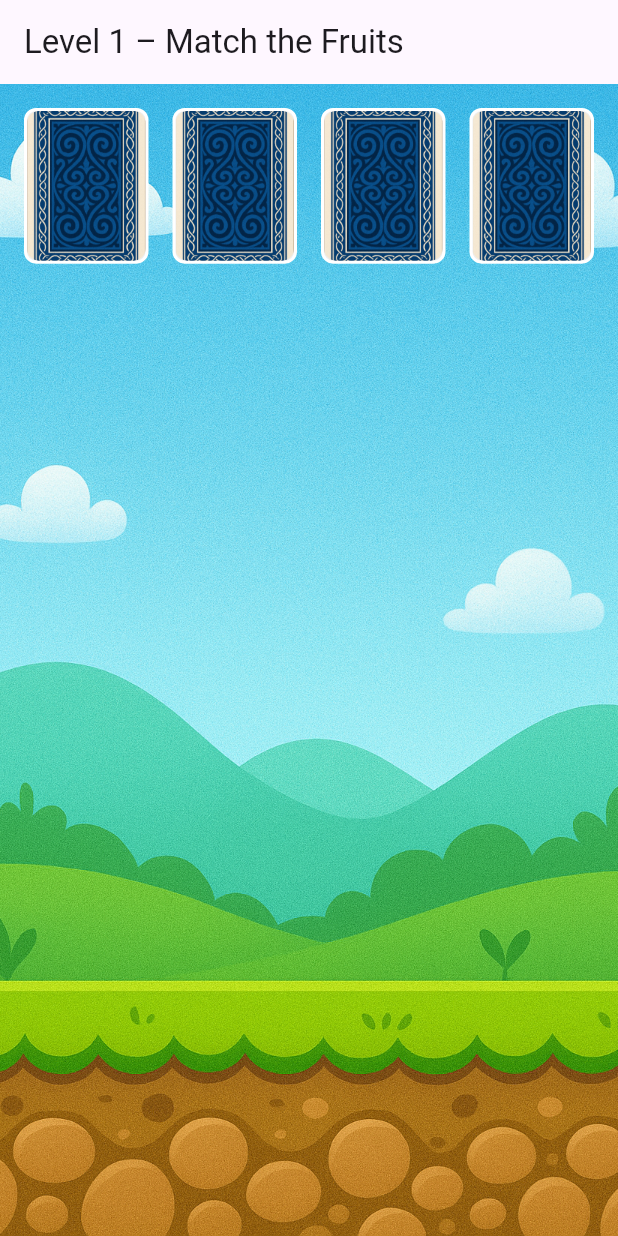
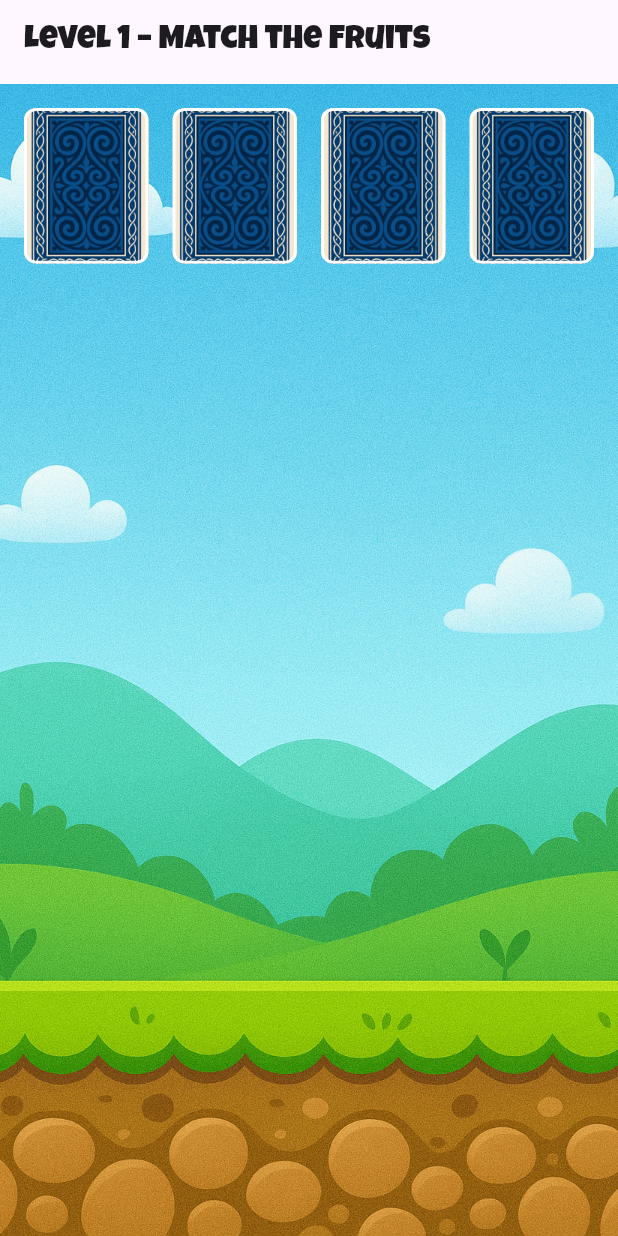
Before and after one commit to cyclone-pk/challenge_3, a Flutter app: the screen it shows after launch, after a tap on "Start Level 1", on a phone screen of 412 x 824 dp. Run offline on Flutter 3.47's test engine with Material 3 defaults, Android fonts, the phone set to English and light mode, and no system bars.

Commit message:
Flip-Card-Game

```diff
--- a/challenge_3-main/lib/main.dart
+++ b/challenge_3-main/lib/main.dart
@@ -1,20 +1,23 @@
-import 'package:challenge3/ui/home_screen.dart';
 import 'package:flutter/material.dart';
+import 'ui/home_screen.dart';
 
 void main() {
-  runApp(const FlipCardGame());
+  runApp(const MyApp());
 }
 
-class FlipCardGame extends StatelessWidget {
-  const FlipCardGame({super.key});
-
+class MyApp extends StatelessWidget {
+  const MyApp({super.key});
   @override
   Widget build(BuildContext context) {
     return MaterialApp(
-      title: 'Flip Card Memory Game',
-      theme: ThemeData(primarySwatch: Colors.blue),
-      home: HomeScreen(),
-      debugShowCheckedModeBanner: false,
+      title: 'Flip Cards Memory Game',
+      theme: ThemeData(
+        // <-- Use LuckiestGuy everywhere
+        fontFamily: 'LuckiestGuy',
+        // You can also customize textTheme if needed:
+        // textTheme: Theme.of(context).textTheme.apply(fontFamily: 'LuckiestGuy'),
+      ),
+      home: const HomeScreen(),
     );
   }
 }
--- a/challenge_3-main/lib/ui/game_play_screen.dart
+++ b/challenge_3-main/lib/ui/game_play_screen.dart
@@ -6,7 +6,6 @@ import 'package:flutter/material.dart';
 import '../config/card_images.dart';
 
 class GameScreen extends StatefulWidget {
-  /// Starting level (1, 2 or 3)
   final int startingLevel;
   const GameScreen({super.key, this.startingLevel = 1});
 
@@ -15,18 +14,15 @@ class GameScreen extends StatefulWidget {
 }
 
 class _GameScreenState extends State<GameScreen> {
-  // Level state
   late int level;
   final Map<int, int> fruitsPerLevel = {1: 2, 2: 6, 3: 15};
 
-  // Holds the asset paths for each card in the grid
   late List<String> cardData;
   List<bool> cardFlipped = [];
   List<bool> cardMatched = [];
   List<int> selectedIndices = [];
   int matchedPairs = 0;
 
-  // For drawing the connecting line
   final Map<int, GlobalKey> cardKeys = {};
   final GlobalKey stackKey = GlobalKey();
   Offset? lineStart, lineEnd;
@@ -34,15 +30,12 @@ class _GameScreenState extends State<GameScreen> {
   @override
   void initState() {
     super.initState();
-    // Clamp to 1–3 just in case
     level = widget.startingLevel.clamp(1, 3);
     _initializeGame();
   }
 
   void _initializeGame() {
-    // Pick N random fruit asset paths for this level
     final fruits = CardImages.pickRandom(fruitsPerLevel[level]!);
-    // Duplicate & shuffle for matching pairs
     cardData = [...fruits, ...fruits]..shuffle(Random());
 
     cardFlipped = List.filled(cardData.length, false);
@@ -51,20 +44,17 @@ class _GameScreenState extends State<GameScreen> {
     matchedPairs = 0;
     lineStart = lineEnd = null;
 
-    // Create a GlobalKey for each card so we can locate its center
     cardKeys.clear();
     for (var i = 0; i < cardData.length; i++) {
       cardKeys[i] = GlobalKey();
     }
-
     setState(() {});
   }
 
   void _onCardTap(int index) {
-    // Ignore taps during reveal or on already flipped/matched cards
-    if (cardFlipped[index] || selectedIndices.length == 2 || cardMatched[index]) {
-      return;
-    }
+    if (cardFlipped[index] ||
+        selectedIndices.length == 2 ||
+        cardMatched[index]) return;
 
     setState(() {
       cardFlipped[index] = true;
@@ -72,7 +62,6 @@ class _GameScreenState extends State<GameScreen> {
     });
 
     if (selectedIndices.length == 2) {
-      // Compute line endpoints after the current frame
       WidgetsBinding.instance.addPostFrameCallback((_) {
         final aBox = cardKeys[selectedIndices[0]]!
             .currentContext!
@@ -80,20 +69,16 @@ class _GameScreenState extends State<GameScreen> {
         final bBox = cardKeys[selectedIndices[1]]!
             .currentContext!
             .findRenderObject() as RenderBox;
-
-        // Global centers of each card
         final aGlobal = aBox.localToGlobal(aBox.size.center(Offset.zero));
         final bGlobal = bBox.localToGlobal(bBox.size.center(Offset.zero));
-
-        // Convert to Stack-local coordinates
-        final stackBox = stackKey.currentContext!.findRenderObject() as RenderBox;
+        final stackBox =
+        stackKey.currentContext!.findRenderObject() as RenderBox;
         setState(() {
           lineStart = stackBox.globalToLocal(aGlobal);
-          lineEnd   = stackBox.globalToLocal(bGlobal);
+          lineEnd = stackBox.globalToLocal(bGlobal);
         });
       });
 
-      // Delay then check for match
       Future.delayed(const Duration(milliseconds: 800), () {
         final i = selectedIndices[0], j = selectedIndices[1];
         if (cardData[i] == cardData[j]) {
@@ -103,11 +88,8 @@ class _GameScreenState extends State<GameScreen> {
           cardFlipped[i] = cardFlipped[j] = false;
         }
         selectedIndices.clear();
-        setState(() {
-          lineStart = lineEnd = null;
-        });
+        setState(() => lineStart = lineEnd = null);
 
-        // If level complete, show dialog
         if (matchedPairs == fruitsPerLevel[level]) {
           _showLevelDialog();
         }
@@ -120,10 +102,11 @@ class _GameScreenState extends State<GameScreen> {
     showDialog(
       context: context,
       builder: (_) => AlertDialog(
-        title: Text(isFinal ? 'All Levels Complete!' : 'Level $level Complete'),
+        title:
+        Text(isFinal ? 'All Levels Complete!' : 'Level $level Complete'),
         content: Text(isFinal
             ? 'You’ve matched every fruit! Restart at Level 1?'
-            : 'Great job! Proceed to Level ${level + 1}?'),
+            : 'Great! Proceed to Level ${level + 1}?'),
         actions: [
           TextButton(
             onPressed: () {
@@ -131,7 +114,8 @@ class _GameScreenState extends State<GameScreen> {
               level = isFinal ? 1 : level + 1;
               _initializeGame();
             },
-            child: Text(isFinal ? 'Restart Level 1' : 'Go to Level ${level + 1}'),
+            child: Text(
+                isFinal ? 'Restart Level 1' : 'Go to Level ${level + 1}'),
           )
         ],
       ),
@@ -139,24 +123,49 @@ class _GameScreenState extends State<GameScreen> {
   }
 
   Widget _buildCard(int index) {
-    // Empty space for matched cards
     if (cardMatched[index]) return const SizedBox();
 
     final isFlipped = cardFlipped[index];
+
     return GestureDetector(
       onTap: () => _onCardTap(index),
-      child: Container(
-        key: cardKeys[index],
-        decoration: BoxDecoration(
-          color: Colors.grey[200],
-          borderRadius: BorderRadius.circular(8),
-          border: Border.all(color: Colors.white, width: 2),
-        ),
-        child: ClipRRect(
-          borderRadius: BorderRadius.circular(8),
-          child: Image.asset(
-            isFlipped ? cardData[index] : CardImages.cardBack,
-            fit: BoxFit.cover,
+      child: AnimatedSwitcher(
+        duration: const Duration(milliseconds: 600),
+        transitionBuilder: (Widget child, Animation<double> animation) {
+          // Animate from pi to 0 on Y axis
+          final rotate = Tween(begin: pi, end: 0.0).animate(animation);
+          return AnimatedBuilder(
+            animation: rotate,
+            child: child,
+            builder: (context, child) {
+              final isUnder = (ValueKey(isFlipped) != child!.key);
+              // slight tilt for realism
+              var tilt = (rotate.value - pi / 2).abs() - pi / 2;
+              tilt *= isUnder ? -0.003 : 0.003;
+              final matrix = Matrix4.rotationY(rotate.value)
+                ..setEntry(3, 0, tilt);
+              return Transform(
+                transform: matrix,
+                alignment: Alignment.center,
+                child: child,
+              );
+            },
+          );
+        },
+        layoutBuilder: (widget, list) =>
+            Stack(children: [widget!, ...list]),
+        switchInCurve: Curves.easeInBack,
+        switchOutCurve: Curves.easeInBack,
+        child: Container(
+          key: ValueKey(isFlipped),
+          decoration: BoxDecoration(
+            borderRadius: BorderRadius.circular(8),
+            border: Border.all(color: Colors.white, width: 2),
+            image: DecorationImage(
+              image: AssetImage(
+                  isFlipped ? cardData[index] : CardImages.cardBack),
+              fit: BoxFit.cover,
+            ),
           ),
         ),
       ),
@@ -165,13 +174,10 @@ class _GameScreenState extends State<GameScreen> {
 
   @override
   Widget build(BuildContext context) {
-    // Determine # of columns by screen width
     final crossCount = MediaQuery.sizeOf(context).width ~/ 100;
     return Scaffold(
       backgroundColor: Colors.indigo[900],
-      appBar: AppBar(
-        title: Text('Level ${level} – Match the Fruits'),
-      ),
+      appBar: AppBar(title: Text('Level ${level} – Match the Fruits')),
       body: Stack(
         key: stackKey,
         children: [
@@ -181,11 +187,11 @@ class _GameScreenState extends State<GameScreen> {
               fit: BoxFit.cover,
             ),
           ),
-          // Grid of cards
           Padding(
             padding: const EdgeInsets.all(16),
             child: GridView.builder(
-              gridDelegate: SliverGridDelegateWithFixedCrossAxisCount(
+              gridDelegate:
+              SliverGridDelegateWithFixedCrossAxisCount(
                 crossAxisCount: crossCount,
                 crossAxisSpacing: 16,
                 mainAxisSpacing: 16,
@@ -195,13 +201,10 @@ class _GameScreenState extends State<GameScreen> {
               itemBuilder: (_, i) => _buildCard(i),
             ),
           ),
-
-          // Draw connecting line
           if (lineStart != null && lineEnd != null)
             Positioned.fill(
-              child: CustomPaint(
-                painter: _LinePainter(lineStart!, lineEnd!),
-              ),
+              child:
+              CustomPaint(painter: _LinePainter(lineStart!, lineEnd!)),
             ),
         ],
       ),
--- a/challenge_3-main/pubspec.yaml
+++ b/challenge_3-main/pubspec.yaml
@@ -76,6 +76,10 @@ flutter:
     - assets/images/fruits/green_apple.png
     - assets/images/fruits/orange.png
     - assets/images/fruits/pear.png
+  fonts:
+    - family: LuckiestGuy
+      fonts:
+        - asset: assets/fonts/LuckiestGuy-Regular.ttf
 
   # An image asset can refer to one or more resolution-specific "variants", see
   # https://flutter.dev/to/resolution-aware-images
```
Also changed, not shown: challenge_3-main/assets/fonts/LuckiestGuy-Regular.ttf (added).
